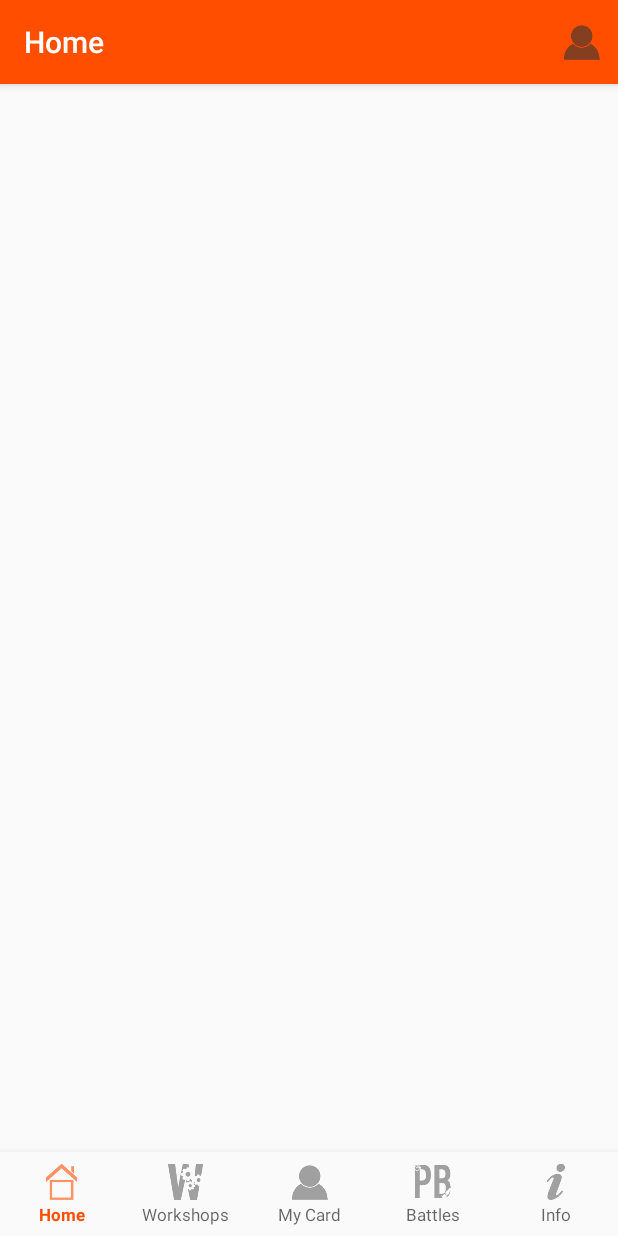
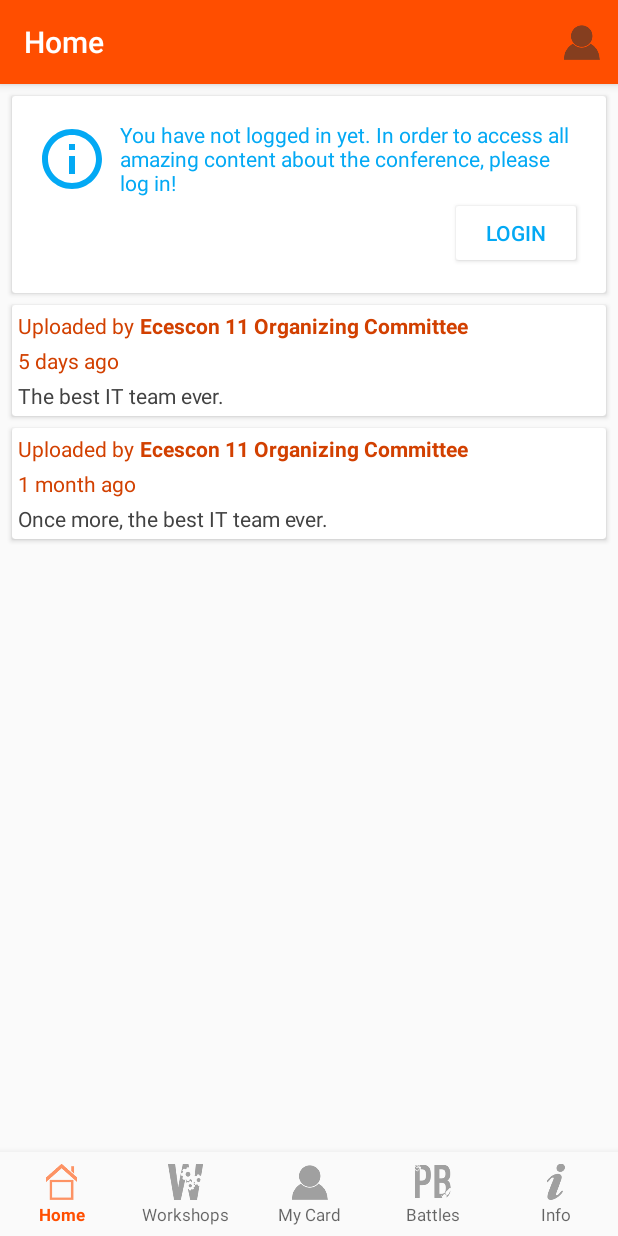
Before and after one commit to dkarageo/ECESCON11_Android_App, an Android app: the HomeFragment screen opened directly, with no data from a screen before it, on a phone screen of 412 x 824 dp. Run offline under Robolectric (Android 15) with nearby library versions, the phone set to English and light mode, and no system bars; libraries missing offline, so code that uses them is left out: com.jakewharton.threetenabp; pictures from the network do not load.

Commit message:
Made Home Fragment aware of user sessions.

```diff
--- a/app/src/main/java/com/sfhmmy/mobile/HomeFragment.java
+++ b/app/src/main/java/com/sfhmmy/mobile/HomeFragment.java
@@ -16,7 +16,6 @@ import android.os.AsyncTask;
 import android.os.Bundle;
 
 import androidx.annotation.NonNull;
-import androidx.fragment.app.Fragment;
 import androidx.recyclerview.widget.LinearLayoutManager;
 import androidx.recyclerview.widget.RecyclerView;
 
@@ -25,12 +24,14 @@ import android.view.View;
 import android.view.ViewGroup;
 
 import com.sfhmmy.mobile.remoteserver.RemoteServerProxy;
+import com.sfhmmy.mobile.users.User;
+import com.sfhmmy.mobile.users.UserManager;
 
 import java.util.ArrayList;
 import java.util.List;
 
 
-public class HomeFragment extends Fragment {
+public class HomeFragment extends UserAwareFragment {
 
     private TopLevelFragmentEventsListener mTopListener;
 
@@ -67,8 +68,15 @@ public class HomeFragment extends Fragment {
             throw new RuntimeException("Unable to fetch home screen recycler view.");
         }
         // Use a linear layout manager.
+        mAdapter = new HomeRecyclerViewAdapter(mImagePosts);
+        mAdapter.setLoginRequestListener(new HomeRecyclerViewAdapter.LoginRequestListener() {
+            @Override
+            public void onLoginRequest() {
+                displayLoginDialog();
+            }
+        });
+
         mRecyclerView.setLayoutManager(new LinearLayoutManager(getContext()));
-        mAdapter = new HomeRecyclerViewAdapter(mImagePosts);
         mRecyclerView.setAdapter(mAdapter);
 
         // Ask to fetch latests posts.
@@ -92,6 +100,14 @@ public class HomeFragment extends Fragment {
         mTopListener = null;
     }
 
+    @Override
+    protected void onCreateUserSpecificContent(User user) {
+        super.onCreateUserSpecificContent(user);
+
+        if (user == null) mAdapter.displayUnloggedUserItem(true);
+        else mAdapter.displayUnloggedUserItem(false);
+    }
+
     private void updateImagePosts(List<ImagePost> imagePosts) {
         mImagePosts.clear();
         mImagePosts.addAll(imagePosts);
@@ -103,8 +119,9 @@ public class HomeFragment extends Fragment {
 
         @Override
         protected Object[] doInBackground(HomeFragment... homeFragments) {
+            User user = UserManager.getUserManager().getCurrentUser();
             RemoteServerProxy.ResponseContainer rc = new RemoteServerProxy().getPhotoWallPosts(
-                    com.sfhmmy.mobile.users.UserManager.getUserManager().getCurrentUser().getToken()
+                    user != null ? user.getToken() : null
             );
             return new Object[] { rc, homeFragments[0] };
         }
--- a/app/src/main/java/com/sfhmmy/mobile/HomeRecyclerViewAdapter.java
+++ b/app/src/main/java/com/sfhmmy/mobile/HomeRecyclerViewAdapter.java
@@ -14,6 +14,7 @@ package com.sfhmmy.mobile;
 import android.view.LayoutInflater;
 import android.view.View;
 import android.view.ViewGroup;
+import android.widget.Button;
 import android.widget.ImageView;
 import android.widget.TextView;
 
@@ -21,6 +22,8 @@ import com.bumptech.glide.Glide;
 import com.sfhmmy.mobile.utils.DateTimeUtils;
 
 import org.threeten.bp.ZonedDateTime;
+
+import java.util.ArrayList;
 import java.util.List;
 
 import androidx.annotation.NonNull;
@@ -33,6 +36,10 @@ public class HomeRecyclerViewAdapter
     // List of image posts to be displayed.
     private List<ImagePost> mImagePosts;
 
+    private boolean mDisplayUnloggedUserItem;
+
+    private LoginRequestListener mLoginRequestListener;
+
 
     private class PhotosVH extends RecyclerView.ViewHolder {
 
@@ -42,7 +49,7 @@ public class HomeRecyclerViewAdapter
         TextView mUploadDate;
         TextView mDescription;
 
-        public PhotosVH(View v) {
+        PhotosVH(View v) {
             super(v);
             mPhoto = v.findViewById(R.id.home_photos_list_item_photo);
             mPhotoError = v.findViewById(R.id.home_photos_list_item_photo_load_error);
@@ -52,21 +59,41 @@ public class HomeRecyclerViewAdapter
         }
     }
 
+    private class UnloggedUserVH extends RecyclerView.ViewHolder {
 
-    public HomeRecyclerViewAdapter(List<ImagePost> imagePosts) {
-        mImagePosts = imagePosts;
+        Button mLoginButton;
+
+        UnloggedUserVH(View v) {
+            super(v);
+            mLoginButton = v.findViewById(R.id.home_unlogged_user_notification_login_button);
+        }
     }
 
-    @Override
+
+    HomeRecyclerViewAdapter(List<ImagePost> imagePosts) {
+
+        mImagePosts = new ArrayList<>();
+        mImagePosts.addAll(imagePosts);
+    }
+
+    @Override @NonNull
     public RecyclerView.ViewHolder onCreateViewHolder(@NonNull ViewGroup viewGroup, int viewType) {
         RecyclerView.ViewHolder vh;
+        View v;
 
         switch(viewType) {
             case 0:
-                View v = LayoutInflater.from(viewGroup.getContext()).inflate(
+                v = LayoutInflater.from(viewGroup.getContext()).inflate(
                         R.layout.home_photo_item_layout, viewGroup, false
                 );
                 vh = new PhotosVH(v);
+                break;
+
+            case 1:
+                v = LayoutInflater.from(viewGroup.getContext()).inflate(
+                        R.layout.home_unlogged_user_notification_item_layout, viewGroup, false
+                );
+                vh = new UnloggedUserVH(v);
                 break;
 
             default:
@@ -83,6 +110,10 @@ public class HomeRecyclerViewAdapter
                 bindPhotosVH((PhotosVH) holder, position);
                 break;
 
+            case 1:
+                bindUnloggedUserVH((UnloggedUserVH) holder, position);
+                break;
+
             default:
                 throw new RuntimeException("Invalid view type.");
         }
@@ -93,9 +124,35 @@ public class HomeRecyclerViewAdapter
         return mImagePosts.size();
     }
 
-    public void updateImagePosts(List<ImagePost> imagePosts) {
-        mImagePosts = imagePosts;
+    void updateImagePosts(List<ImagePost> imagePosts) {
+        mImagePosts.clear();
+        mImagePosts.addAll(imagePosts);
+        if (mDisplayUnloggedUserItem) mImagePosts.add(0, new ImagePost());
         notifyDataSetChanged();
+    }
+
+    @Override
+    public int getItemViewType(int position) {
+        if (mDisplayUnloggedUserItem && position == 0) return 1;
+        else return 0;
+    }
+
+    void displayUnloggedUserItem(boolean display) {
+        // As long as notification should be visible, keep a null item to image posts list.
+        if (display && !mDisplayUnloggedUserItem) mImagePosts.add(0, new ImagePost());
+        else if (!display && mDisplayUnloggedUserItem) mImagePosts.remove(0);
+
+        mDisplayUnloggedUserItem = display;
+
+        notifyDataSetChanged();
+    }
+
+    public void setLoginRequestListener(LoginRequestListener l) {
+        mLoginRequestListener = l;
+    }
+
+    private void notifyOnLoginRequest() {
+        mLoginRequestListener.onLoginRequest();
     }
 
     private void bindPhotosVH(PhotosVH holder, int position) {
@@ -112,4 +169,18 @@ public class HomeRecyclerViewAdapter
                 .fitCenter()
                 .into(holder.mPhoto);
     }
+
+    private void bindUnloggedUserVH(UnloggedUserVH holder, int position) {
+        holder.mLoginButton.setOnClickListener(new View.OnClickListener() {
+            @Override
+            public void onClick(View v) {
+                notifyOnLoginRequest();
+            }
+        });
+    }
+
+
+    public interface LoginRequestListener {
+        void onLoginRequest();
+    }
 }
--- /dev/null
+++ b/app/src/main/res/drawable/info_mark.xml
@@ -0,0 +1,9 @@
+<vector xmlns:android="http://schemas.android.com/apk/res/android"
+        android:width="24dp"
+        android:height="24dp"
+        android:viewportWidth="24.0"
+        android:viewportHeight="24.0">
+    <path
+        android:fillColor="#FF000000"
+        android:pathData="M11,17h2v-6h-2v6zM12,2C6.48,2 2,6.48 2,12s4.48,10 10,10 10,-4.48 10,-10S17.52,2 12,2zM12,20c-4.41,0 -8,-3.59 -8,-8s3.59,-8 8,-8 8,3.59 8,8 -3.59,8 -8,8zM11,9h2L13,7h-2v2z"/>
+</vector>
--- a/app/src/main/res/layout/home_photo_item_layout.xml
+++ b/app/src/main/res/layout/home_photo_item_layout.xml
@@ -1,16 +1,17 @@
 <?xml version="1.0" encoding="utf-8"?>
-<LinearLayout xmlns:android="http://schemas.android.com/apk/res/android"
+<androidx.cardview.widget.CardView xmlns:android="http://schemas.android.com/apk/res/android"
     xmlns:app="http://schemas.android.com/apk/res-auto"
+    xmlns:card_view="http://schemas.android.com/tools"
     android:orientation="vertical"
-    android:layout_width="match_parent"
-    android:layout_height="wrap_content"
-    android:padding="8dp">
-
-    <androidx.cardview.widget.CardView
     android:id="@+id/checkin_users_list_item"
     android:layout_width="match_parent"
     android:layout_height="wrap_content"
-        app:cardBackgroundColor="@color/white">
+    app:cardBackgroundColor="@color/white"
+    android:layout_marginStart="8dp"
+    android:layout_marginEnd="8dp"
+    android:layout_marginTop="8dp"
+    card_view:card_elevation="4dp"
+    card_view:cardCornerRadius="4dp">
 
     <androidx.constraintlayout.widget.ConstraintLayout
         android:layout_width="match_parent"
@@ -86,4 +87,3 @@
             android:textColor="@color/colorSecondary" />
     </androidx.constraintlayout.widget.ConstraintLayout>
 </androidx.cardview.widget.CardView>
-</LinearLayout>
--- /dev/null
+++ b/app/src/main/res/layout/home_unlogged_user_notification_item_layout.xml
@@ -0,0 +1,55 @@
+<?xml version="1.0" encoding="utf-8"?>
+<androidx.cardview.widget.CardView
+    xmlns:android="http://schemas.android.com/apk/res/android"
+    xmlns:app="http://schemas.android.com/apk/res-auto"
+    xmlns:card_view="http://schemas.android.com/tools"
+    android:orientation="vertical"
+    android:layout_width="match_parent"
+    android:layout_height="wrap_content"
+    card_view:card_elevation="4dp"
+    card_view:cardCornerRadius="4dp"
+    android:layout_marginTop="8dp"
+    android:layout_marginStart="8dp"
+    android:layout_marginEnd="8dp">
+
+    <androidx.constraintlayout.widget.ConstraintLayout
+        android:layout_width="match_parent"
+        android:layout_height="wrap_content"
+        android:padding="16dp">
+
+        <ImageView
+            android:id="@+id/home_unlogged_user_notification_icon"
+            android:layout_width="48dp"
+            android:layout_height="48dp"
+            app:layout_constraintStart_toStartOf="parent"
+            app:layout_constraintTop_toTopOf="@id/home_unlogged_user_notification_text"
+            app:layout_constraintBottom_toBottomOf="@id/home_unlogged_user_notification_text"
+            android:background="@drawable/info_mark"
+            android:backgroundTint="@color/statusNeutralColor"
+            android:contentDescription="@string/home_unlogged_user_notification_icon_content_desc" />
+
+        <TextView
+            android:id="@+id/home_unlogged_user_notification_text"
+            android:layout_width="0dp"
+            android:layout_height="wrap_content"
+            android:layout_marginStart="8dp"
+            android:ellipsize="none"
+            android:maxLines="100"
+            android:scrollHorizontally="true"
+            android:text="@string/home_unlogged_user_notification_text"
+            android:textColor="@color/statusNeutralColor"
+            app:layout_constraintEnd_toEndOf="parent"
+            app:layout_constraintStart_toEndOf="@+id/home_unlogged_user_notification_icon"
+            app:layout_constraintTop_toTopOf="parent" />
+
+        <Button
+            android:id="@+id/home_unlogged_user_notification_login_button"
+            android:layout_width="wrap_content"
+            android:layout_height="wrap_content"
+            app:layout_constraintTop_toBottomOf="@id/home_unlogged_user_notification_text"
+            app:layout_constraintEnd_toEndOf="parent"
+            android:text="@string/home_unlogged_user_notification_login_button_text"
+            android:backgroundTint="@color/white"
+            android:textColor="@color/statusNeutralColor"/>
+    </androidx.constraintlayout.widget.ConstraintLayout>
+</androidx.cardview.widget.CardView>
--- a/app/src/main/res/values/strings.xml
+++ b/app/src/main/res/values/strings.xml
@@ -41,6 +41,9 @@
     <string name="home_photos_list_item_description_hint_text">Dexcription</string>
     <string name="home_photos_list_item_photo_load_error_text">Could not load image.</string>
     <string name="home_photos_list_item_photo_content_desc">Φωτογραφία της δημοσίευσης.</string>
+    <string name="home_unlogged_user_notification_text">You have not logged in yet. In order to access all amazing content about the conference, please log in!</string>
+    <string name="home_unlogged_user_notification_login_button_text">Login</string>
+    <string name="home_unlogged_user_notification_icon_content_desc">Info Icon</string>
 
     <!-- String related to workshops screen -->
     <string name="workshops_item_name_hint_text">Workshop Name</string>
```
Also changed, not shown: 1 other file. Lines whose indentation alone changed are shown as unchanged.
